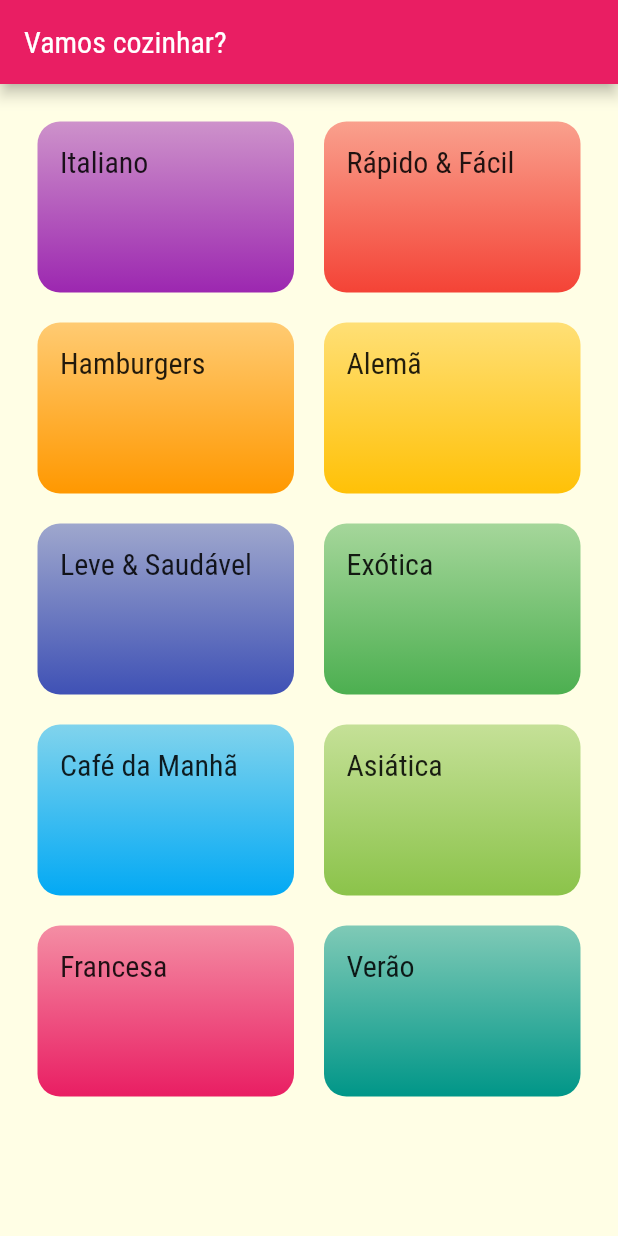
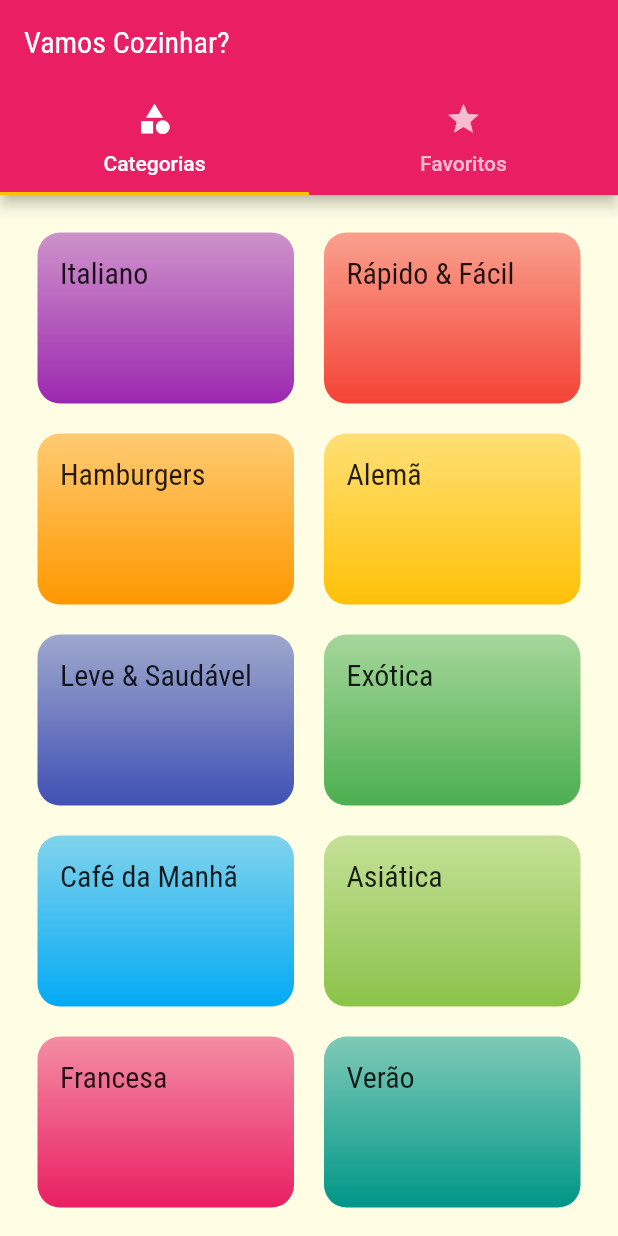
Before and after one commit to faamaral/meals, a Flutter app: the screen it shows after launch, on a phone screen of 412 x 824 dp. Run offline on Flutter 3.47's test engine with Material 2 defaults, Android fonts, the phone set to English and light mode, and no system bars; Roboto replaces fonts that are missing (Releway).

Commit message:
#05 implement favorite meals screen and implemente tabs view

```diff
--- a/lib/main.dart
+++ b/lib/main.dart
@@ -2,6 +2,7 @@ import 'package:flutter/material.dart';
 import 'package:meals/screens/categories_meals_screen.dart';
 import 'package:meals/screens/categories_screen.dart';
 import 'package:meals/screens/meal_detail_screen.dart';
+import 'package:meals/screens/tabs_screen.dart';
 import 'package:meals/utils/app_routes.dart';
 
 void main() => runApp(const MyApp());
@@ -26,7 +27,7 @@ class MyApp extends StatelessWidget {
             ),
       ),
       routes: {
-        AppRoutes.HOME: (ctx) => const CategoriesScreen(),
+        AppRoutes.HOME: (ctx) => const TabsScreen(),
         AppRoutes.Categories_Meals: (ctx) => const CategoriesMealsScreen(),
         AppRoutes.MEAL_DETAIL: (ctx) => const MealDetailScreen(),
       },
--- a/lib/screens/categories_screen.dart
+++ b/lib/screens/categories_screen.dart
@@ -7,21 +7,19 @@ class CategoriesScreen extends StatelessWidget {
 
   @override
   Widget build(BuildContext context) {
-    return Scaffold(
-      appBar: AppBar(
-        title: Text("Vamos cozinhar?"),
+    return GridView(
+      padding: const EdgeInsets.all(25),
+      gridDelegate: const SliverGridDelegateWithMaxCrossAxisExtent(
+        maxCrossAxisExtent: 200,
+        childAspectRatio: 3 / 2,
+        crossAxisSpacing: 20,
+        mainAxisSpacing: 20,
       ),
-      body: GridView(
-        padding: EdgeInsets.all(25),
-        gridDelegate: const SliverGridDelegateWithMaxCrossAxisExtent(
-          maxCrossAxisExtent: 200,
-          childAspectRatio: 3 / 2,
-          crossAxisSpacing: 20,
-          mainAxisSpacing: 20,
-        ),
-        children:
-            DUMMY_CATEGORIES.map((cat) => CategoryItem(category: cat)).toList(),
-      ),
+      children: DUMMY_CATEGORIES
+          .map(
+            (cat) => CategoryItem(category: cat),
+          )
+          .toList(),
     );
   }
 }
--- /dev/null
+++ b/lib/screens/favorite_screen.dart
@@ -0,0 +1,12 @@
+import 'package:flutter/material.dart';
+
+class FavoriteScreen extends StatelessWidget {
+  const FavoriteScreen({Key? key}) : super(key: key);
+
+  @override
+  Widget build(BuildContext context) {
+    return Center(
+      child: Text('TESte'),
+    );
+  }
+}
--- /dev/null
+++ b/lib/screens/tabs_screen.dart
@@ -0,0 +1,37 @@
+import 'package:flutter/material.dart';
+import 'package:meals/screens/categories_screen.dart';
+import 'package:meals/screens/favorite_screen.dart';
+
+class TabsScreen extends StatelessWidget {
+  const TabsScreen({Key? key}) : super(key: key);
+
+  @override
+  Widget build(BuildContext context) {
+    return DefaultTabController(
+      length: 2,
+      child: Scaffold(
+        appBar: AppBar(
+          title: const Text('Vamos Cozinhar?'),
+          bottom: const TabBar(
+            tabs: [
+              Tab(
+                icon: Icon(Icons.category),
+                text: 'Categorias',
+              ),
+              Tab(
+                icon: Icon(Icons.star),
+                text: 'Favoritos',
+              ),
+            ],
+          ),
+        ),
+        body: const TabBarView(
+          children: [
+            CategoriesScreen(),
+            FavoriteScreen(),
+          ],
+        ),
+      ),
+    );
+  }
+}
```
